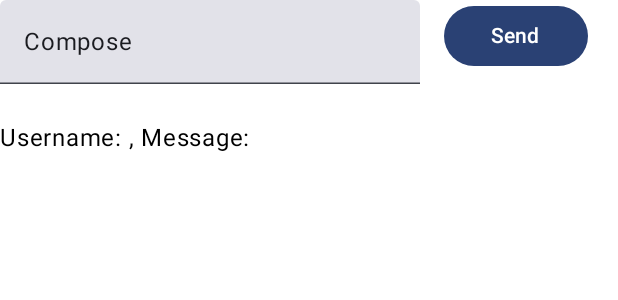
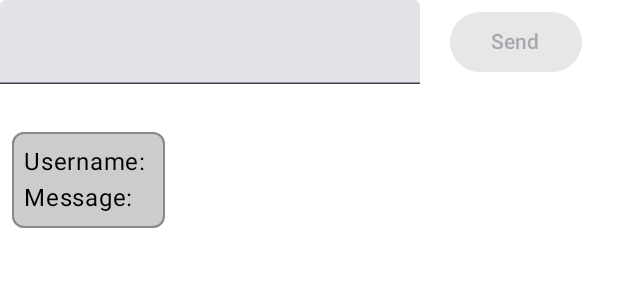
Before and after one commit to rmaciaszczyk/KakitCloudChat, an Android app built with Jetpack Compose: the @Preview function DefaultPreview, on a phone screen of 412 x 824 dp. Shown: the top 300 px of the screen. Run offline under Robolectric (Android 15) with nearby library versions, the phone set to English and light mode, and no system bars; our stand-ins replace Firebase (no records; nobody signed in at launch, a user with empty details on screens opened directly).

Commit message:
Improve MessageScreen

```diff
--- a/app/src/main/java/edu/zut/kakit/cloudchat/ui/chatdatamodel/ChatDataModelScreen.kt
+++ b/app/src/main/java/edu/zut/kakit/cloudchat/ui/chatdatamodel/ChatDataModelScreen.kt
@@ -16,13 +16,19 @@
 
 package edu.zut.kakit.cloudchat.ui.chatdatamodel
 
+import androidx.compose.foundation.background
+import androidx.compose.foundation.border
 import edu.zut.kakit.cloudchat.ui.theme.MyApplicationTheme
 import androidx.compose.foundation.layout.Arrangement
 import androidx.compose.foundation.layout.Column
 import androidx.compose.foundation.layout.Row
 import androidx.compose.foundation.layout.fillMaxWidth
 import androidx.compose.foundation.layout.padding
+import androidx.compose.foundation.layout.requiredWidth
 import androidx.compose.foundation.layout.width
+import androidx.compose.foundation.lazy.LazyColumn
+import androidx.compose.foundation.lazy.items
+import androidx.compose.foundation.shape.RoundedCornerShape
 import androidx.compose.material3.Button
 import androidx.compose.material3.Text
 import androidx.compose.material3.TextField
@@ -31,7 +37,9 @@ import androidx.compose.runtime.getValue
 import androidx.compose.runtime.mutableStateOf
 import androidx.compose.runtime.remember
 import androidx.compose.runtime.setValue
+import androidx.compose.ui.Alignment
 import androidx.compose.ui.Modifier
+import androidx.compose.ui.graphics.Color
 import androidx.compose.ui.tooling.preview.Preview
 import androidx.compose.ui.unit.dp
 import androidx.hilt.navigation.compose.hiltViewModel
@@ -59,27 +67,55 @@ internal fun ChatDataModelScreen(
     modifier: Modifier = Modifier
 ) {
     Column(modifier) {
-        var nameChatDataModel by remember { mutableStateOf("Compose") }
+        var nameChatDataModel by remember { mutableStateOf("") }
         Row(
-            modifier = Modifier.fillMaxWidth().padding(bottom = 24.dp),
-            horizontalArrangement = Arrangement.spacedBy(16.dp)
+            modifier = Modifier
+                .fillMaxWidth()
+                .padding(bottom = 24.dp),
+
+            horizontalArrangement = Arrangement.spacedBy(16.dp),
+            verticalAlignment = Alignment.CenterVertically
         ) {
             TextField(
                 value = nameChatDataModel,
                 onValueChange = { nameChatDataModel = it }
             )
 
-            Button(modifier = Modifier.width(96.dp), onClick = { onSave(nameChatDataModel) }) {
+            Button(modifier = Modifier.requiredWidth(96.dp)
+                .padding(start = 4.dp, end = 4.dp),
+                enabled = nameChatDataModel.isNotEmpty(),
+                onClick = { if (nameChatDataModel.isNotEmpty()) {
+                    onSave(nameChatDataModel); nameChatDataModel = "" }
+                }
+            )
+            {
                 Text("Send")
             }
         }
-        items.forEach {
-            Text("Username: ${it.ownerId}, Message: ${it.message}")
+        LazyColumn(modifier = Modifier.weight(1f)) {
+            items(items) {
+                MessageItem(it)
+            }
         }
     }
 }
 
+@Composable
+fun MessageItem(chatDataModel: ChatDataModel) {
+    Column(
+        modifier = Modifier
+            .padding(8.dp)
+            .border(1.dp, Color.Gray, RoundedCornerShape(8.dp))
+            .background(Color.LightGray, RoundedCornerShape(8.dp))
+            .padding(8.dp)
+    ) {
+        Text(text = "Username: ${chatDataModel.ownerId}")
+        Text(text = "Message: ${chatDataModel.message}")
+    }
+}
+
 // Previews
+
 
 @Preview(showBackground = true)
 @Composable
```
